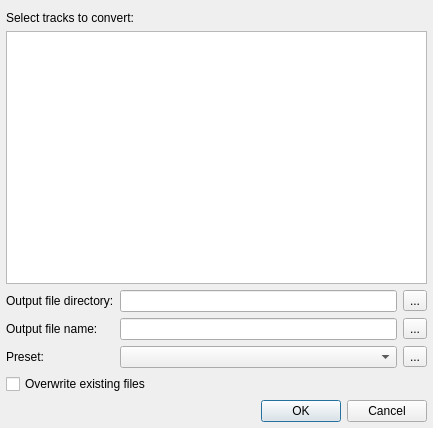
First picture: the form in src/plugins/General/converter/converterdialog.ui, repository ksv1986/qmmp-staging, before the edit.
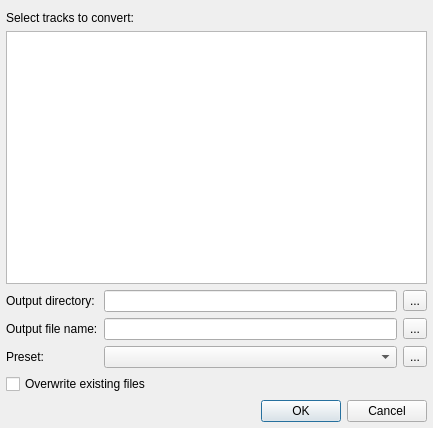
Second picture: the form after the edit.

Diff of the .ui file:
```diff
--- a/src/plugins/General/converter/converterdialog.ui
+++ b/src/plugins/General/converter/converterdialog.ui
@@ -40,7 +40,7 @@
    <item row="2" column="0">
     <widget class="QLabel" name="label_2">
      <property name="text">
-      <string>Output file directory:</string>
+      <string>Output directory:</string>
      </property>
     </widget>
    </item>
```
Left out of the diff: 6 changed lines with no effect on the pictures.
